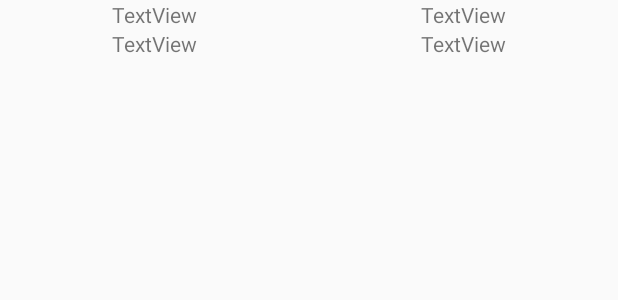
After one commit to marcusdeng22/HackUTD19, an Android app: the layout row_layout.xml on its own in the app's theme, with its tools: preview values and no code run, on a phone screen of 412 x 824 dp. The commit adds this screen. Shown: the top 300 px of the screen. Run offline under Robolectric (Android 15) with nearby library versions, the phone set to English and light mode, and no system bars.

Commit message:
create listview with dummy data
create listview with dummy data

```diff
--- a/Android/app/src/main/res/layout/activity_main.xml
+++ b/Android/app/src/main/res/layout/activity_main.xml
@@ -61,11 +61,12 @@
         <ListView
             android:id="@+id/rooms_list"
             android:layout_width="350dp"
-            android:layout_height="450dp"
+            android:layout_height="500dp"
             app:layout_constraintBottom_toBottomOf="parent"
             app:layout_constraintEnd_toEndOf="parent"
             app:layout_constraintStart_toStartOf="parent"
-            app:layout_constraintTop_toTopOf="parent" />
+            app:layout_constraintTop_toTopOf="parent"
+            app:layout_constraintVertical_bias="0.30" />
 
     </android.support.constraint.ConstraintLayout>
 
--- /dev/null
+++ b/Android/app/src/main/res/layout/row_layout.xml
@@ -0,0 +1,64 @@
+<?xml version="1.0" encoding="utf-8"?>
+<android.support.constraint.ConstraintLayout
+    xmlns:android="http://schemas.android.com/apk/res/android"
+    xmlns:tools="http://schemas.android.com/tools"
+    android:layout_width="match_parent"
+    android:layout_height="match_parent">
+
+    <TableLayout
+        android:layout_width="match_parent"
+        android:layout_height="match_parent"
+        android:layout_weight="1"
+        tools:layout_editor_absoluteX="8dp"
+        tools:layout_editor_absoluteY="8dp">
+
+        <TableRow
+            android:layout_width="match_parent"
+            android:layout_height="match_parent" >
+
+            <TextView
+                android:id="@+id/name"
+                android:layout_width="wrap_content"
+                android:layout_height="wrap_content"
+                android:layout_weight="1"
+                android:text="TextView"
+                android:gravity="center" />
+
+            <TextView
+                android:id="@+id/availability"
+                android:layout_width="wrap_content"
+                android:layout_height="wrap_content"
+                android:layout_weight="1"
+                android:text="TextView"
+                android:gravity="center" />
+
+        </TableRow>
+
+        <TableRow
+            android:layout_width="match_parent"
+            android:layout_height="match_parent" >
+
+            <TextView
+                android:id="@+id/location"
+                android:layout_width="wrap_content"
+                android:layout_height="wrap_content"
+                android:layout_weight="1"
+                android:text="TextView"
+                android:gravity="center" />
+
+            <TextView
+                android:id="@+id/details"
+                android:layout_width="wrap_content"
+                android:layout_height="wrap_content"
+                android:layout_weight="1"
+                android:text="TextView"
+                android:gravity="center" />
+        </TableRow>
+
+        <TableRow
+            android:layout_width="match_parent"
+            android:layout_height="match_parent" />
+
+    </TableLayout>
+
+</android.support.constraint.ConstraintLayout>
```
Also changed, not shown: Android/app/src/main/java/com/victormao/hackutd19/MainActivity.java (+16 -0 lines), Android/app/src/main/java/com/victormao/hackutd19/StableArrayAdapter.java (added, +73 -0 lines).
